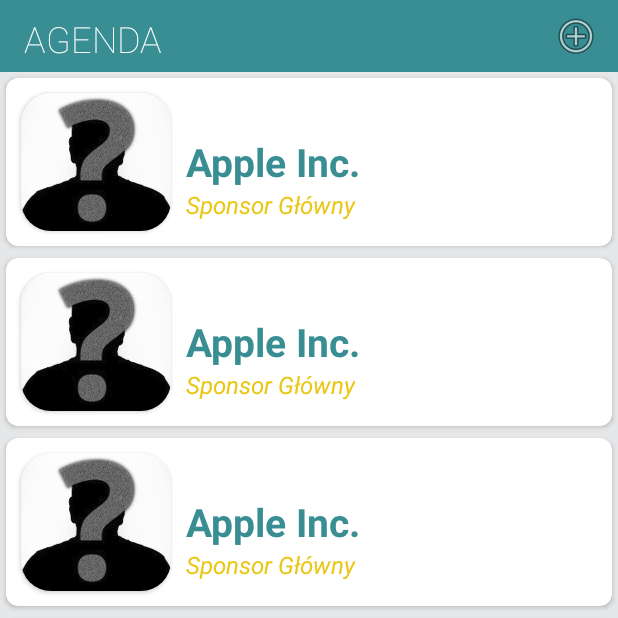
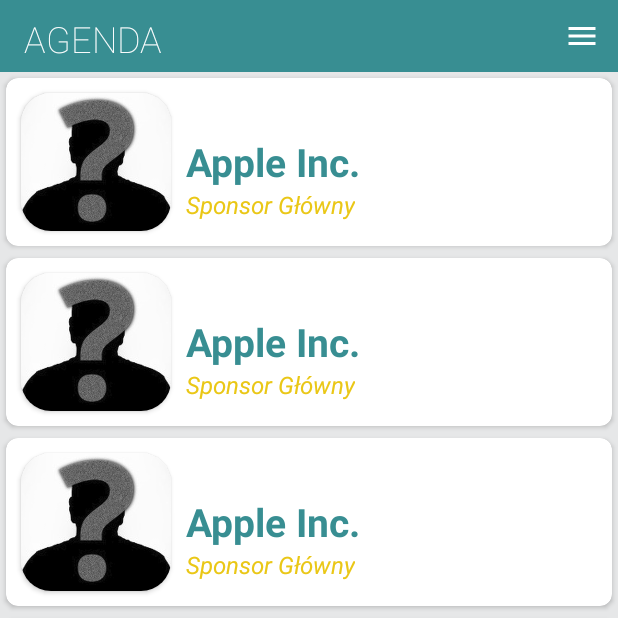
Before and after one commit to asi-pwr/14linuxsession, an Android app: the fragment SponsorsFragment placed in its activity, on a phone screen of 412 x 824 dp, the top half of it. Run offline under Robolectric (Android 15) with nearby library versions, the phone set to English and light mode, and no system bars; our stand-ins replace ButterKnife, Dagger/Hilt's generated code; libraries missing offline, so code that uses them is left out: com.ramotion.foldingcell, com.yalantis.contextmenu; 27 statements that could not run were skipped.

Commit message:
menu changed, sponsors layout

```diff
--- /dev/null
+++ b/LinuxSession14/app/src/main/res/drawable/menu.xml
@@ -0,0 +1,8 @@
+<!-- drawable/menu.xml -->
+<vector xmlns:android="http://schemas.android.com/apk/res/android"
+    android:height="24dp"
+    android:width="24dp"
+    android:viewportWidth="24"
+    android:viewportHeight="24">
+    <path android:fillColor="#fff" android:pathData="M3,6H21V8H3V6M3,11H21V13H3V11M3,16H21V18H3V16Z" />
+</vector>
--- a/LinuxSession14/app/src/main/res/layout/item_sponsors.xml
+++ b/LinuxSession14/app/src/main/res/layout/item_sponsors.xml
@@ -38,8 +38,9 @@
                 android:id="@+id/sponsors_item_name"
                 android:layout_width="wrap_content"
                 android:layout_height="wrap_content"
-                android:text="Apple Inc."
+                android:text="@string/placeholder_sponsor_name"
                 android:textSize="26sp"
+                android:maxLines="2"
                 android:textStyle="bold"
                 android:textColor="@color/session_light"
                 android:layout_toRightOf="@id/sponsors_item_logo_card"
@@ -48,7 +49,7 @@
                 android:layout_below="@id/sponsors_item_name"
                 android:layout_width="wrap_content"
                 android:layout_height="wrap_content"
-                android:text="Sponsor Główny"
+                android:text="@string/main_sponsor"
                 android:textSize="16sp"
                 android:textStyle="italic"
                 android:textColor="@color/session_gold"
--- a/LinuxSession14/app/src/main/res/menu/menu_main.xml
+++ b/LinuxSession14/app/src/main/res/menu/menu_main.xml
@@ -4,8 +4,8 @@
 
     <item
         android:id="@+id/context_menu"
-        android:title="TEST"
-        android:icon="@android:drawable/ic_menu_add"
+        android:title="contextMenu"
+        android:icon="@drawable/menu"
         android:orderInCategory="100"
         app:showAsAction="always" />
 
--- a/LinuxSession14/app/src/main/res/values/strings.xml
+++ b/LinuxSession14/app/src/main/res/values/strings.xml
@@ -15,4 +15,6 @@
     <string name="screen_middle_party">Middle Party</string>
     <string name="screen_about">About</string>
     <string name="screen_sponsors">Sponsors</string>
+    <string name="placeholder_sponsor_name">Apple Inc.</string>
+    <string name="main_sponsor">Sponsor Główny</string>
 </resources>
```
